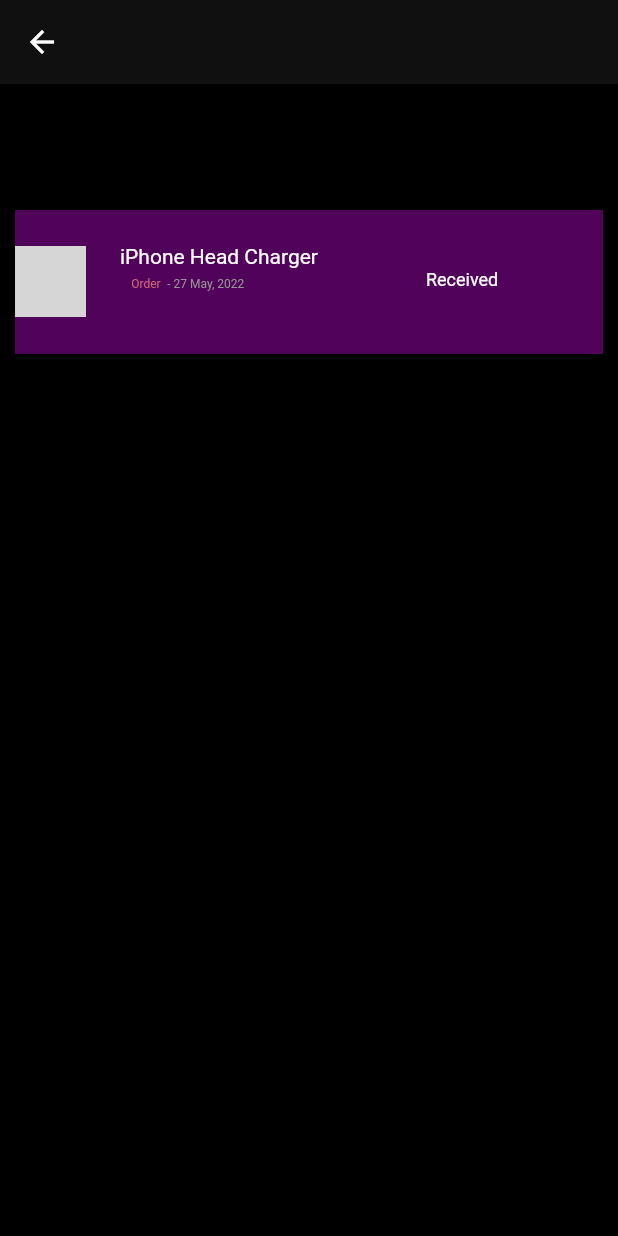
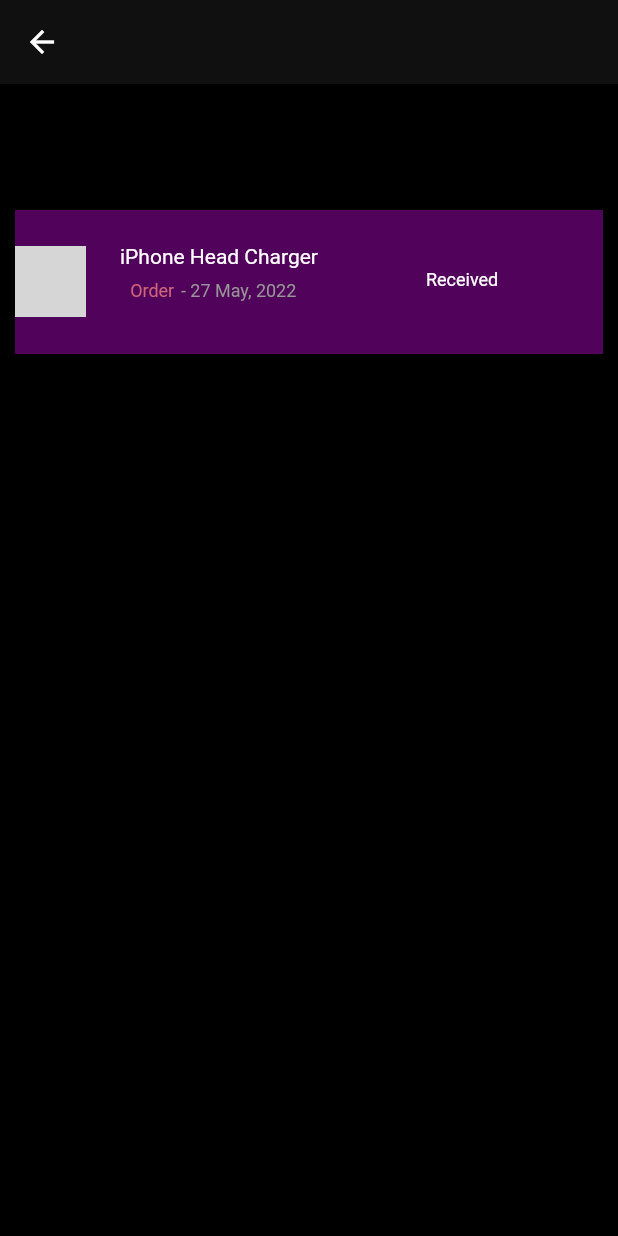
Before and after one commit to antrollingsid/a2b, a Flutter app: the TrackShippement screen opened by its route, on a phone screen of 412 x 824 dp. Run offline on Flutter 3.47's test engine with Material 2 defaults, Android fonts, the light colour scheme and no system bars; our stand-ins replace get, gradient_borders; Roboto replaces fonts that are missing (SF Pro Display); grey boxes are pictures that could not be loaded.

Commit message:
Update trackpage.dart

```diff
--- a/lib/User/screens/trackpage.dart
+++ b/lib/User/screens/trackpage.dart
@@ -94,8 +94,8 @@
                                 ),
                               ),
                               Container(
-                                margin:
-                                    const EdgeInsets.fromLTRB(0.75, 0, 26, 0),
+                                // margin:
+                                //     const EdgeInsets.fromLTRB(0.75, 0, 26, 0),
                                 width: double.infinity,
                                 child: Row(
                                   crossAxisAlignment: CrossAxisAlignment.center,
@@ -116,7 +116,7 @@
                                             text: 'Order',
                                             style: TextStyle(
                                               fontFamily: 'SF Pro Display',
-                                              fontSize: 8,
+                                              fontSize: 12,
                                               fontWeight: FontWeight.w400,
                                               height: 1,
                                               color: Color(0xffcf6679),
@@ -129,7 +129,7 @@
                                             text: '- 27 May, 2022',
                                             style: TextStyle(
                                               fontFamily: 'SF Pro Display',
-                                              fontSize: 8,
+                                              fontSize: 12,
                                               fontWeight: FontWeight.w400,
                                               height: 2,
                                               color: Color(0xff979797),
```
